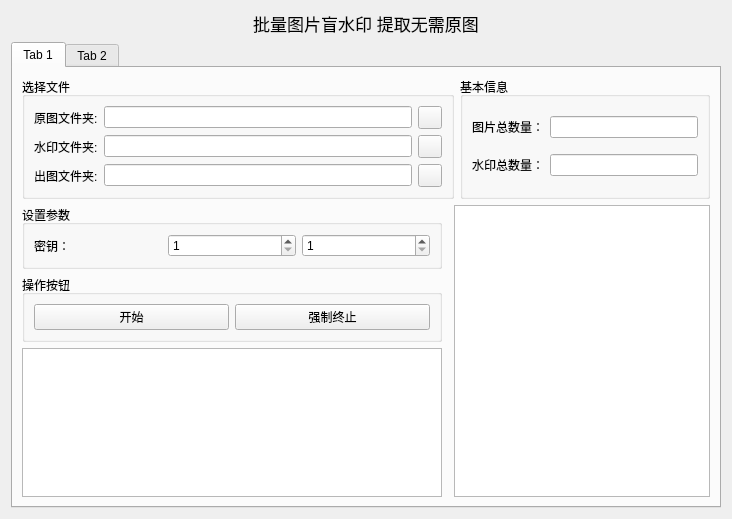
kkgg0521/bulid_watermark_gui, file ui/build_watermark.ui: the form before one commit.
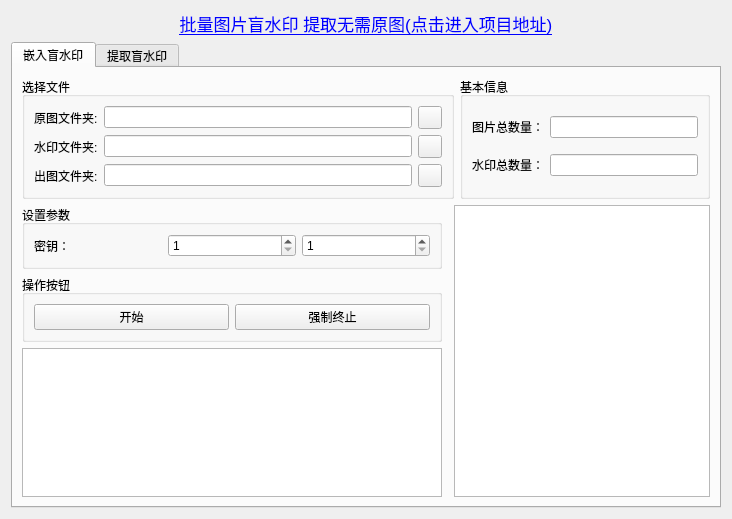
The form after the commit.

The edit to the form file:
```diff
--- a/ui/build_watermark.ui
+++ b/ui/build_watermark.ui
@@ -22,7 +22,7 @@
       </font>
      </property>
      <property name="text">
-      <string>批量图片盲水印 提取无需原图</string>
+      <string>&lt;a href=&quot;https://github.com/kkgg0521/bulid_watermark_gui&quot;&gt;批量图片盲水印 提取无需原图(点击进入项目地址)&lt;/a&gt;</string>
      </property>
      <property name="alignment">
       <set>Qt::AlignCenter</set>
@@ -36,7 +36,7 @@
      </property>
      <widget class="QWidget" name="tab">
       <attribute name="title">
-       <string>Tab 1</string>
+       <string>嵌入盲水印</string>
       </attribute>
       <layout class="QGridLayout" name="gridLayout_5" rowstretch="0,0,0,0" columnstretch="1,0,0,0">
        <item row="1" column="0">
@@ -225,7 +225,7 @@
      </widget>
      <widget class="QWidget" name="tab_2">
       <attribute name="title">
-       <string>Tab 2</string>
+       <string>提取盲水印</string>
       </attribute>
      </widget>
     </widget>
```
Left out of the diff: 3 changed lines with no effect on the pictures.
